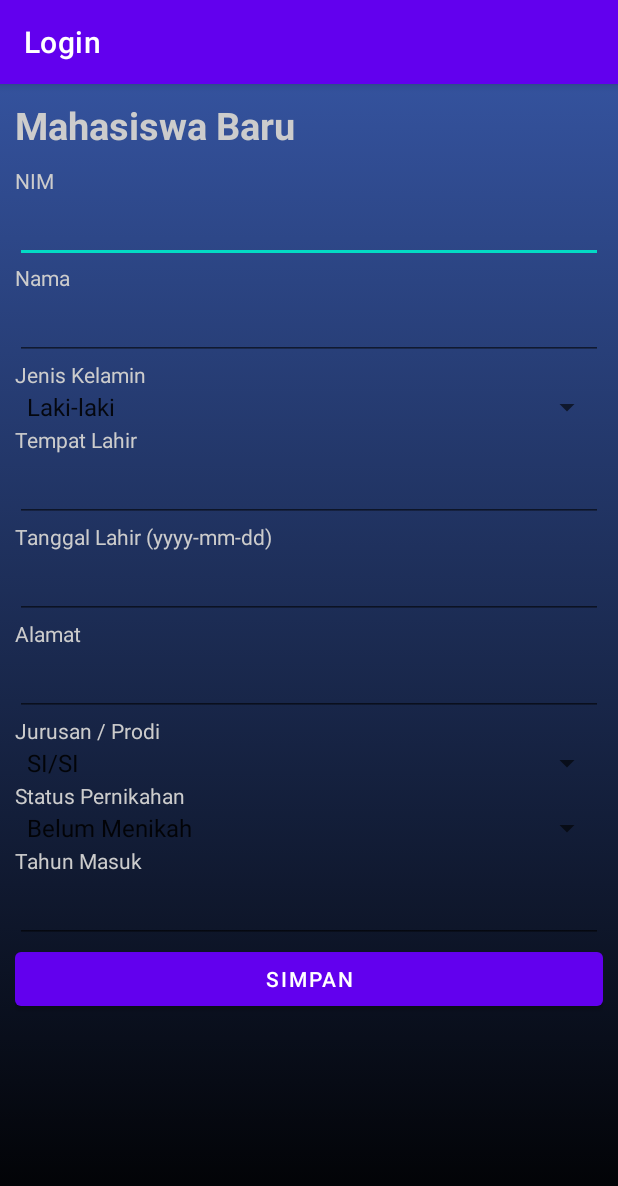
After one commit to fitriaharyani/Login, an Android app: the AddMahasiswaActivity screen opened directly, with no data from a screen before it, on a phone screen of 412 x 824 dp. The commit adds this screen. Shown: the top 1186 px of the screen. Run offline under Robolectric (Android 15) with nearby library versions, the phone set to English and light mode, and no system bars; libraries missing offline, so code that uses them is left out: com.loopj.android, cz.msebera.android.

Commit message:
Login+Mahasiswa

```diff
--- a/app/build.gradle
+++ b/app/build.gradle
@@ -38,4 +38,8 @@ dependencies {
     androidTestImplementation 'androidx.test.espresso:espresso-core:3.5.1'
 
     implementation 'com.loopj.android:android-async-http:1.4.9'
+    implementation 'com.google.code.gson:gson:2.8.9'
+    implementation 'androidx.recyclerview:recyclerview:1.3.0'
+    implementation 'androidx.cardview:cardview:1.0.0'
+    implementation 'com.google.android.material:material:1.9.0'
 }
--- /dev/null
+++ b/app/src/main/java/com/fitria/login/AddMahasiswaActivity.java
@@ -0,0 +1,113 @@
+package com.fitria.login;
+
+import androidx.appcompat.app.AppCompatActivity;
+
+import android.app.AlertDialog;
+import android.os.Bundle;
+import android.util.Log;
+import android.view.View;
+import android.widget.Button;
+import android.widget.EditText;
+import android.widget.Spinner;
+import android.widget.Toast;
+
+import com.loopj.android.http.AsyncHttpClient;
+import com.loopj.android.http.AsyncHttpResponseHandler;
+
+import java.io.UnsupportedEncodingException;
+import java.net.URLEncoder;
+
+import cz.msebera.android.httpclient.Header;
+
+public class AddMahasiswaActivity extends AppCompatActivity {
+    private Button _saveButton;
+    private EditText _alamatEditText, _namaEditText, _nimEditText, _tahunMasukEditText, _tanggalLahirEditText;
+    private EditText _tempatLahirEditText;
+    private Spinner _jenisKelaminSpinner, _jpSpinner, _statusNikahSpinner;
+
+    @Override
+    protected void onCreate(Bundle savedInstanceState) {
+        super.onCreate(savedInstanceState);
+        setContentView(R.layout.activity_add_mahasiswa);
+
+        initInput();
+        initSaveButton();
+    }
+
+    private void initSaveButton() {
+        _saveButton = findViewById(R.id.saveButton);
+
+        _saveButton.setOnClickListener(new View.OnClickListener() {
+            @Override
+            public void onClick(View view) {
+                String alamat = _alamatEditText.getText().toString();
+                String jenisKelamin = _jenisKelaminSpinner.getSelectedItem().toString();
+                String jp = _jpSpinner.getSelectedItem().toString();
+                String nama = _namaEditText.getText().toString();
+                String nim = _nimEditText.getText().toString();
+                String statusNikah = _statusNikahSpinner.getSelectedItem().toString();
+                String tahunMasuk = _tahunMasukEditText.getText().toString();
+                String tanggalLahir = _tanggalLahirEditText.getText().toString();
+                String tempatLahir = _tempatLahirEditText.getText().toString();
+
+                try {
+                    alamat = URLEncoder.encode(alamat, "utf-8");
+                    jenisKelamin = URLEncoder.encode(jenisKelamin, "utf-8");
+                    nama = URLEncoder.encode(nama, "utf-8");
+                    nim = URLEncoder.encode(nim, "utf-8");
+                    statusNikah = URLEncoder.encode(statusNikah, "utf-8");
+                    tanggalLahir = URLEncoder.encode(tanggalLahir, "utf-8");
+                    tempatLahir = URLEncoder.encode(tempatLahir, "utf-8");
+
+                } catch (UnsupportedEncodingException e) {
+                    e.printStackTrace();
+                }
+
+                String url = "https://stmikpontianak.net/011100862/tambahMahasiswa.php" +
+                        "?nim=" + nim +
+                        "&nama=" + nama +
+                        "&jenisKelamin=" + jenisKelamin +
+                        "&tempatLahir=" + tempatLahir +
+                        "&tanggalLahir=" + tanggalLahir +
+                        "&alamat=" + alamat +
+                        "&jp=" + jp +
+                        "&statusPernikahan=" + statusNikah +
+                        "&tahunMasuk=" + tahunMasuk;
+
+                Log.d("*tw*", url);
+
+                AsyncHttpClient ahc = new AsyncHttpClient();
+
+                ahc.get(url, new AsyncHttpResponseHandler() {
+                    @Override
+                    public void onSuccess(int statusCode, Header[] headers, byte[] responseBody) {
+                        Log.d("*tw*", new String(responseBody));
+
+                        new AlertDialog.Builder(AddMahasiswaActivity.this)
+                                .setTitle("Berhasil")
+                                .setMessage("Record berhasil disimpan")
+                                .show();
+                    }
+
+                    @Override
+                    public void onFailure(int statusCode, Header[] headers, byte[] responseBody, Throwable error)  {
+                        Toast.makeText(getApplicationContext(), error.getMessage(), Toast.LENGTH_SHORT).show();
+
+                    }
+                });
+
+            }
+        });
+    }
+    private void initInput() {
+        _alamatEditText = findViewById(R.id.alamatEditText);
+        _jenisKelaminSpinner = findViewById(R.id.jenisKelaminEditText);
+        _jpSpinner = findViewById(R.id.jpSpinner);
+        _namaEditText = findViewById(R.id.namaEditText);
+        _nimEditText = findViewById(R.id.nimEditText);
+        _statusNikahSpinner = findViewById(R.id.statusNikahEditText);
+        _tahunMasukEditText = findViewById(R.id.tahunMasukEditText);
+        _tanggalLahirEditText = findViewById(R.id.tanggalLahirEditText);
+        _tempatLahirEditText = findViewById(R.id.tempatLahirEditText);
+    }
+}
--- /dev/null
+++ b/app/src/main/res/layout/activity_add_mahasiswa.xml
@@ -0,0 +1,147 @@
+<?xml version="1.0" encoding="utf-8"?>
+<ScrollView
+    xmlns:android="http://schemas.android.com/apk/res/android"
+    xmlns:app="http://schemas.android.com/apk/res-auto"
+    xmlns:tools="http://schemas.android.com/tools"
+    android:layout_width="match_parent"
+    android:layout_height="match_parent"
+    tools:context=".AddMahasiswaActivity"
+    android:background="@drawable/gradient_a">
+
+    <LinearLayout
+        android:layout_width="match_parent"
+        android:layout_height="match_parent"
+        android:orientation="vertical"
+        android:padding="10dp">
+
+        <TextView
+            android:layout_width="wrap_content"
+            android:layout_height="wrap_content"
+            android:layout_marginBottom="10dp"
+            android:text="Mahasiswa Baru"
+            android:textSize="25sp"
+            android:textStyle="bold"
+            style="@style/textView1"/>
+
+        <TextView
+            android:layout_width="wrap_content"
+            android:layout_height="wrap_content"
+            android:text="NIM"
+            style="@style/textView1"/>
+
+        <EditText
+            android:id="@+id/nimEditText"
+            android:layout_width="match_parent"
+            android:layout_height="wrap_content"
+            style="@style/editText1"/>
+
+        <TextView
+            android:layout_width="wrap_content"
+            android:layout_height="wrap_content"
+            android:text="Nama"
+            style="@style/textView1"/>
+
+        <EditText
+            android:id="@+id/namaEditText"
+            android:layout_width="match_parent"
+            android:layout_height="wrap_content"
+            style="@style/editText1"/>
+
+        <TextView
+            android:layout_width="wrap_content"
+            android:layout_height="wrap_content"
+            android:text="Jenis Kelamin"
+            style="@style/textView1"/>
+
+        <Spinner
+            android:id="@+id/jenisKelaminEditText"
+            android:layout_width="match_parent"
+            android:layout_height="wrap_content"
+            android:entries="@array/jenisKelaminArray"
+            style="@style/spinner1"/>
+
+        <TextView
+            android:layout_width="wrap_content"
+            android:layout_height="wrap_content"
+            android:text="Tempat Lahir"
+            style="@style/textView1"/>
+
+        <EditText
+            android:id="@+id/tempatLahirEditText"
+            android:layout_width="match_parent"
+            android:layout_height="wrap_content"
+            style="@style/editText1"/>
+
+        <TextView
+            android:layout_width="wrap_content"
+            android:layout_height="wrap_content"
+            android:text="Tanggal Lahir (yyyy-mm-dd)"
+            style="@style/textView1"/>
+
+
+        <EditText
+            android:id="@+id/tanggalLahirEditText"
+            android:layout_width="match_parent"
+            android:layout_height="wrap_content"
+            android:inputType="date"
+            style="@style/editText1"/>
+
+        <TextView
+            android:layout_width="wrap_content"
+            android:layout_height="wrap_content"
+            android:text="Alamat"
+            style="@style/textView1"/>
+
+        <EditText
+            android:id="@+id/alamatEditText"
+            android:layout_width="match_parent"
+            android:layout_height="wrap_content"
+            style="@style/editText1"/>
+
+        <TextView
+            android:layout_width="wrap_content"
+            android:layout_height="wrap_content"
+            android:text="Jurusan / Prodi"
+            style="@style/textView1"/>
+
+        <Spinner
+            android:id="@+id/jpSpinner"
+            android:layout_width="match_parent"
+            android:layout_height="wrap_content"
+            android:entries="@array/jpArray"
+            style="@style/spinner1"/>
+
+        <TextView
+            android:layout_width="wrap_content"
+            android:layout_height="wrap_content"
+            android:text="Status Pernikahan"
+            style="@style/textView1"/>
+
+        <Spinner
+            android:id="@+id/statusNikahEditText"
+            android:layout_width="match_parent"
+            android:layout_height="wrap_content"
+            android:entries="@array/statusNikahArray"
+            style="@style/spinner1"/>
+
+        <TextView
+            android:layout_width="wrap_content"
+            android:layout_height="wrap_content"
+            android:text="Tahun Masuk"
+            style="@style/textView1"/>
+
+        <EditText
+            android:layout_width="match_parent"
+            android:layout_height="wrap_content"
+            android:inputType="number"
+            android:id="@+id/tahunMasukEditText"
+            style="@style/editText1"/>
+
+        <Button
+            android:layout_width="match_parent"
+            android:layout_height="wrap_content"
+            android:text="Simpan"
+            android:id="@+id/saveButton"/>
+
+    </LinearLayout>
+</ScrollView>
--- a/app/src/main/res/layout/activity_menu.xml
+++ b/app/src/main/res/layout/activity_menu.xml
@@ -23,7 +23,8 @@
         android:background="@android:color/transparent"
         android:drawableLeft="@drawable/student"
         android:textColor="#fff"
-        android:text="Master Mahasiswa">
+        android:text="Master Mahasiswa"
+        android:id="@+id/tampilMahasiswaButton">
 
     </Button>
 </GridLayout>
--- a/app/src/main/res/values-night/themes.xml
+++ b/app/src/main/res/values-night/themes.xml
@@ -13,4 +13,13 @@
         <item name="android:statusBarColor">?attr/colorPrimaryVariant</item>
         <!-- Customize your theme here. -->
     </style>
+    <style name="textView1">
+        <item name="android:textColor">#cccccc</item>
+    </style>
+    <style name="editText1">
+        <item name="android:textColor">#cccccc</item>
+    </style>
+    <style name="spinner1">
+        <item name="android:textColor">#cccccc</item>
+    </style>
 </resources>
--- /dev/null
+++ b/app/src/main/res/values/ids.xml
@@ -0,0 +1,4 @@
+<?xml version="1.0" encoding="utf-8"?>
+<resources>
+    <item name="tampilMahasiswaButton" type="id" />
+</resources>
--- a/app/src/main/res/values/strings.xml
+++ b/app/src/main/res/values/strings.xml
@@ -1,3 +1,17 @@
 <resources>
     <string name="app_name">Login</string>
+    <string-array name="jenisKelaminArray">
+        <item>Laki-laki</item>
+        <item>Perempuan</item>
+    </string-array>
+    <string-array name="statusNikahArray">
+        <item>Belum Menikah</item>
+        <item>Menikah</item>
+        <item>Duda</item>
+        <item>Janda</item>
+    </string-array>
+    <string-array name="jpArray">
+        <item>SI/SI</item>
+        <item>TI/TI</item>
+    </string-array>
 </resources>
--- a/app/src/main/res/values/themes.xml
+++ b/app/src/main/res/values/themes.xml
@@ -13,4 +13,13 @@
         <item name="android:statusBarColor">?attr/colorPrimaryVariant</item>
         <!-- Customize your theme here. -->
     </style>
+    <style name="textView1">
+        <item name="android:textColor">#cccccc</item>
+    </style>
+    <style name="editText1">
+        <item name="android:textColor">#cccccc</item>
+    </style>
+    <style name="spinner1">
+        <item name="android:textColor">#cccccc</item>
+    </style>
 </resources>
```
Also changed, not shown: app/src/main/AndroidManifest.xml (+9 -0 lines), app/src/main/java/com/fitria/login/MahasiswaAdapter.java (added, +62 -0 lines), app/src/main/java/com/fitria/login/MahasiswaModel.java (added, +21 -0 lines), app/src/main/java/com/fitria/login/MahasiswaViewHolder.java (added, +27 -0 lines), app/src/main/java/com/fitria/login/MenuActivity.java (+23 -1 lines), app/src/main/java/com/fitria/login/TampilMahasiswaActivity.java (added, +80 -0 lines), app/src/main/res/layout/activity_tampil_mahasiswa.xml (added, +25 -0 lines), app/src/main/res/layout/list_mahasiswa.xml (added, +67 -0 lines), app/src/main/res/drawable/boy.png (added), app/src/main/res/drawable/girl.png (added).
